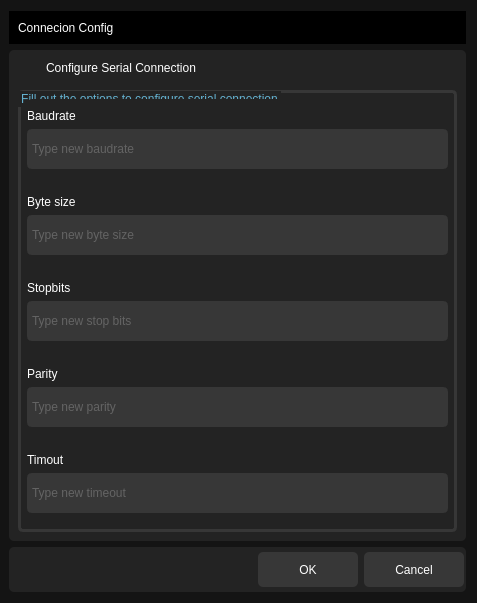
ligerr13/PE_Spectroradiometer, file src/ui/connection_info.ui: the form before one commit.
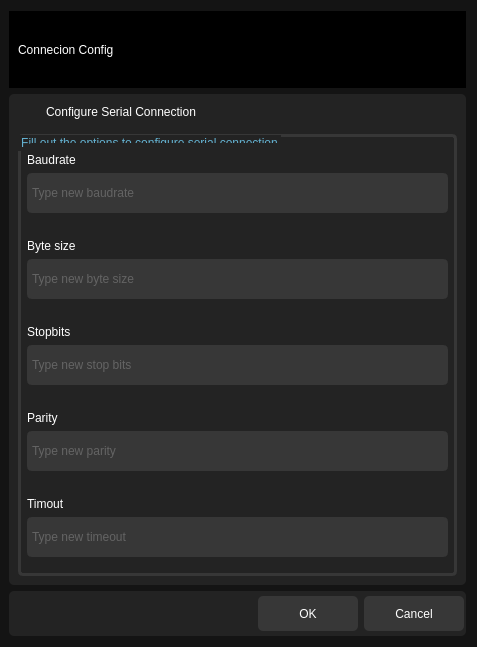
The form after the commit. Icons and pictures are not drawn.

What changed in the file:
```diff
--- a/src/ui/connection_info.ui
+++ b/src/ui/connection_info.ui
@@ -7,7 +7,7 @@
     <x>0</x>
     <y>0</y>
     <width>477</width>
-    <height>603</height>
+    <height>647</height>
    </rect>
   </property>
   <property name="windowTitle">
```
